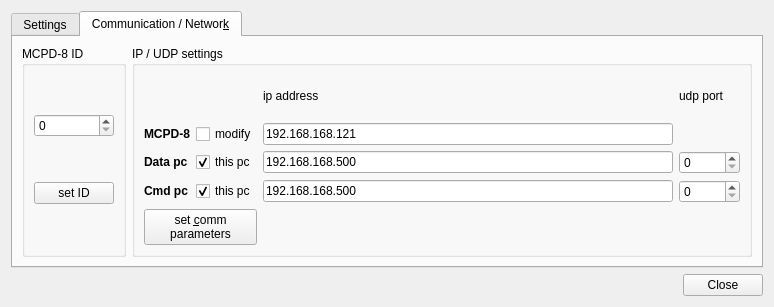
Before: the Qt Designer form qmesydaq/mcpdsetup.ui in flueke/qmesydaq, drawn with Qt 5.
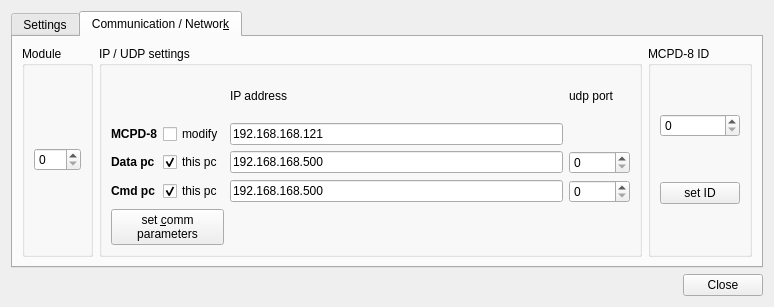
After: the same form once the commit is applied. The open tabs and pages were chosen to show the change. Custom widgets are drawn as their Qt base class.

Commit message:
FIX: setup of the protocol for all modules
The setting of the protocol is very important if the MCPD sees a
different target for the data:
- Move the MCPD-8 from one system to another
- Change the computer or the network interface card

The MCPD stores inside the MAC address of the target network address
and this will change normally under the conditions explained above.

Fixes: #938

What changed in the file:
```diff
--- a/qmesydaq/mcpdsetup.ui
+++ b/qmesydaq/mcpdsetup.ui
@@ -634,25 +634,18 @@
       </attribute>
       <layout class="QGridLayout" name="gridLayout_2">
        <item row="0" column="0">
-        <widget class="QGroupBox" name="groupBox29">
+        <widget class="QGroupBox" name="groupBox29_2">
          <property name="title">
-          <string>MCPD-8 ID</string>
+          <string>Module</string>
          </property>
-         <layout class="QGridLayout" name="_7">
+         <layout class="QGridLayout" name="_8">
           <item row="0" column="0">
-           <widget class="MCPDSpinBox" name="deviceId">
+           <widget class="QSpinBox" name="moduleNr">
             <property name="maximum">
              <number>255</number>
             </property>
            </widget>
           </item>
-          <item row="1" column="0">
-           <widget class="QPushButton" name="setID">
-            <property name="text">
-             <string>set ID</string>
-            </property>
-           </widget>
-          </item>
          </layout>
         </widget>
        </item>
@@ -695,7 +688,7 @@
           <item row="0" column="2">
            <widget class="QLabel" name="textLabel1_3_3_2_2">
             <property name="text">
-             <string>ip address</string>
+             <string>IP address</string>
             </property>
             <property name="wordWrap">
              <bool>false</bool>
@@ -806,6 +799,29 @@
          </layout>
         </widget>
        </item>
+       <item row="0" column="2">
+        <widget class="QGroupBox" name="groupBox29">
+         <property name="title">
+          <string>MCPD-8 ID</string>
+         </property>
+         <layout class="QGridLayout" name="_7">
+          <item row="0" column="0">
+           <widget class="MCPDSpinBox" name="deviceId">
+            <property name="maximum">
+             <number>255</number>
+            </property>
+           </widget>
+          </item>
+          <item row="1" column="0">
+           <widget class="QPushButton" name="setID">
+            <property name="text">
+             <string>set ID</string>
+            </property>
+           </widget>
+          </item>
+         </layout>
+        </widget>
+       </item>
       </layout>
      </widget>
     </widget>
```
Left out of the diff: 129 changed lines with no effect on the pictures. The commit also changes 3 other files.
